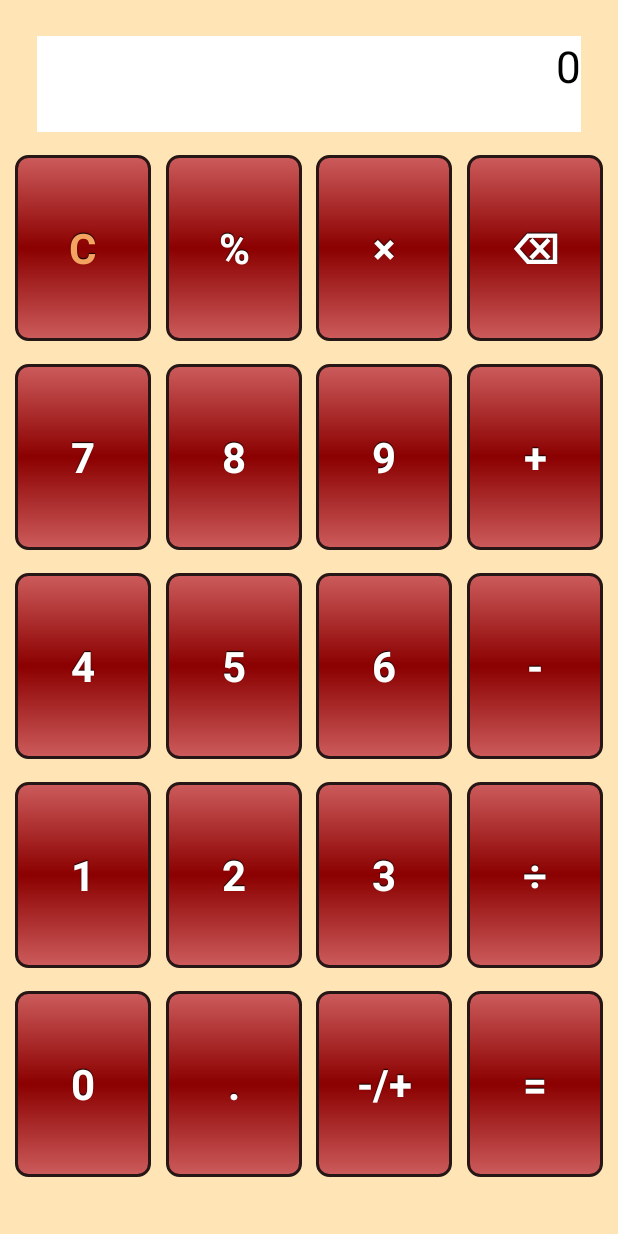
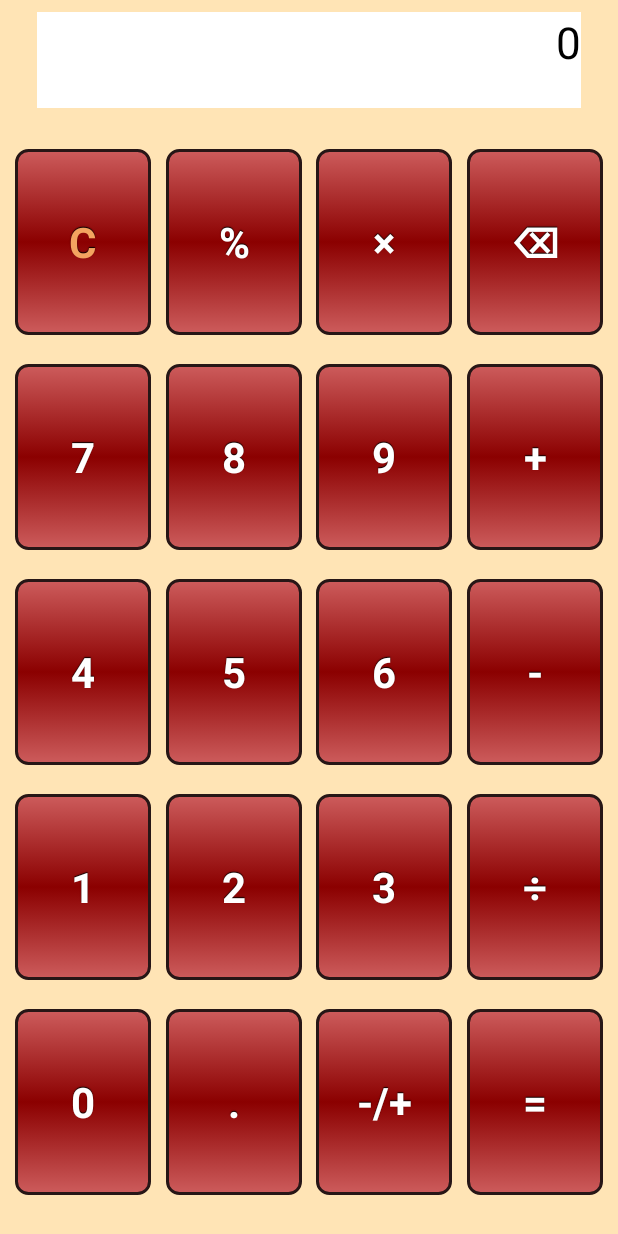
Before and after one commit to spike/Calculator, an Android app: the screen it shows after launch (MainActivity), on a phone screen of 412 x 824 dp. Run offline under Robolectric (Android 15) with nearby library versions, the phone set to English and light mode, and no system bars.

Commit message:
trying new layout

```diff
--- a/app/src/main/res/layout/activity_main_material_design.xml
+++ b/app/src/main/res/layout/activity_main_material_design.xml
@@ -11,11 +11,8 @@
     <TextView
         android:id="@+id/calculator_screen"
         android:layout_width="0dp"
-        app:layout_constraintWidth_percent="0.88"
         android:layout_height="40dp"
-        android:layout_marginStart="8dp"
-        android:layout_marginTop="24dp"
-        android:layout_marginEnd="8dp"
+        android:layout_marginTop="8dp"
         android:background="@color/White"
         android:gravity="start|top"
         android:text="0"
@@ -26,15 +23,13 @@
         app:layout_constraintEnd_toEndOf="parent"
         app:layout_constraintStart_toStartOf="parent"
         app:layout_constraintTop_toTopOf="parent"
+        app:layout_constraintWidth_percent="0.88"
         tools:ignore="RtlCompat" />
 
     <TextView
         android:id="@+id/calculator_subscreen_for_current_operator"
+        android:layout_width="0dp"
         android:layout_height="24dp"
-        android:layout_width="0dp"
-        app:layout_constraintWidth_percent="0.88"
-        android:layout_marginStart="8dp"
-        android:layout_marginEnd="8dp"
         android:background="@color/White"
         android:gravity="start|top"
         android:text=" "
@@ -44,65 +39,70 @@
         app:layout_constraintEnd_toEndOf="parent"
         app:layout_constraintStart_toStartOf="parent"
         app:layout_constraintTop_toBottomOf="@+id/calculator_screen"
+        app:layout_constraintWidth_percent="0.88"
         tools:ignore="RtlCompat" />
 
     <Button
         android:id="@+id/button_multiply"
         android:layout_width="0dp"
-        app:layout_constraintWidth_percent="0.22"
         android:layout_height="0dp"
-        app:layout_constraintHeight_percent="0.15"
+        android:layout_marginTop="8dp"
         android:onClick="operator"
         android:text="×"
         android:textSize="28sp"
         app:layout_constraintBottom_toTopOf="@+id/button_nine"
+        app:layout_constraintHeight_percent="0.15"
         app:layout_constraintStart_toEndOf="@+id/button_percent"
         app:layout_constraintStart_toStartOf="@+id/button_nine"
-        app:layout_constraintTop_toBottomOf="@+id/calculator_subscreen_for_current_operator" />
+        app:layout_constraintTop_toBottomOf="@+id/calculator_subscreen_for_current_operator"
+        app:layout_constraintWidth_percent="0.22" />
 
     <Button
         android:id="@+id/button_clear"
         android:layout_width="0dp"
-        app:layout_constraintWidth_percent="0.22"
         android:layout_height="0dp"
-        app:layout_constraintHeight_percent="0.15"
+        android:layout_marginTop="8dp"
         android:onClick="clearScreen"
         android:text="C"
         android:textColor="@color/SandyBrown"
         android:textSize="28sp"
         app:layout_constraintBottom_toTopOf="@+id/button_seven"
         app:layout_constraintEnd_toStartOf="@+id/button_percent"
+        app:layout_constraintHeight_percent="0.15"
         app:layout_constraintHorizontal_bias="0.5"
         app:layout_constraintStart_toStartOf="parent"
-        app:layout_constraintTop_toBottomOf="@+id/calculator_subscreen_for_current_operator" />
+        app:layout_constraintTop_toBottomOf="@+id/calculator_subscreen_for_current_operator"
+        app:layout_constraintWidth_percent="0.22" />
 
     <Button
         android:id="@+id/button_percent"
         android:layout_width="0dp"
-        app:layout_constraintWidth_percent="0.22"
         android:layout_height="0dp"
-        app:layout_constraintHeight_percent="0.15"
+        android:layout_marginTop="8dp"
         android:onClick="percentOperator"
         android:text="%"
         android:textSize="28sp"
         app:layout_constraintBottom_toTopOf="@+id/button_eight"
+        app:layout_constraintHeight_percent="0.15"
         app:layout_constraintStart_toEndOf="@+id/button_clear"
         app:layout_constraintStart_toStartOf="@+id/button_eight"
-        app:layout_constraintTop_toBottomOf="@+id/calculator_subscreen_for_current_operator" />
+        app:layout_constraintTop_toBottomOf="@+id/calculator_subscreen_for_current_operator"
+        app:layout_constraintWidth_percent="0.22" />
 
     <Button
         android:id="@+id/button_backspace"
         android:layout_width="0dp"
-        app:layout_constraintWidth_percent="0.22"
         android:layout_height="0dp"
-        app:layout_constraintHeight_percent="0.15"
+        android:layout_marginTop="8dp"
         android:onClick="doBackspace"
         android:text="⌫"
         android:textSize="28sp"
         app:layout_constraintBottom_toTopOf="@+id/button_plus"
+        app:layout_constraintHeight_percent="0.15"
         app:layout_constraintStart_toEndOf="@+id/button_multiply"
         app:layout_constraintStart_toStartOf="@+id/button_plus"
-        app:layout_constraintTop_toBottomOf="@+id/calculator_subscreen_for_current_operator" />
+        app:layout_constraintTop_toBottomOf="@+id/calculator_subscreen_for_current_operator"
+        app:layout_constraintWidth_percent="0.22" />
 
 
     <Button
@@ -268,66 +268,66 @@
     <Button
         android:id="@+id/button_zero"
         android:layout_width="0dp"
-        app:layout_constraintWidth_percent="0.22"
         android:layout_height="0dp"
-        app:layout_constraintHeight_percent="0.15"
-        android:layout_marginBottom="24dp"
+        android:layout_marginBottom="8dp"
         android:onClick="operand"
         android:text="0"
         android:textSize="28sp"
         app:layout_constraintBottom_toBottomOf="parent"
         app:layout_constraintEnd_toStartOf="@+id/button_period"
+        app:layout_constraintHeight_percent="0.15"
         app:layout_constraintHorizontal_bias="0.5"
         app:layout_constraintStart_toStartOf="parent"
-        app:layout_constraintTop_toBottomOf="@+id/button_one" />
+        app:layout_constraintTop_toBottomOf="@+id/button_one"
+        app:layout_constraintWidth_percent="0.22" />
 
     <Button
         android:id="@+id/button_period"
         android:layout_width="0dp"
-        app:layout_constraintWidth_percent="0.22"
         android:layout_height="0dp"
-        app:layout_constraintHeight_percent="0.15"
-        android:layout_marginBottom="24dp"
+        android:layout_marginBottom="8dp"
         android:onClick="decimal"
         android:text="."
         android:textSize="28sp"
         app:layout_constraintBottom_toBottomOf="parent"
         app:layout_constraintEnd_toStartOf="@+id/button_minus_or_plus"
+        app:layout_constraintHeight_percent="0.15"
         app:layout_constraintHorizontal_bias="0.5"
         app:layout_constraintStart_toEndOf="@+id/button_zero"
-        app:layout_constraintTop_toBottomOf="@+id/button_two" />
+        app:layout_constraintTop_toBottomOf="@+id/button_two"
+        app:layout_constraintWidth_percent="0.22" />
 
     <Button
         android:id="@+id/button_minus_or_plus"
         android:layout_width="0dp"
-        app:layout_constraintWidth_percent="0.22"
         android:layout_height="0dp"
-        app:layout_constraintHeight_percent="0.15"
-        android:layout_marginBottom="24dp"
+        android:layout_marginBottom="8dp"
         android:onClick="operatorMinusOrPlus"
         android:text="-/+"
         android:textSize="28sp"
         app:layout_constraintBottom_toBottomOf="parent"
         app:layout_constraintEnd_toStartOf="@+id/button_equal"
+        app:layout_constraintHeight_percent="0.15"
         app:layout_constraintHorizontal_bias="0.5"
         app:layout_constraintStart_toEndOf="@+id/button_period"
-        app:layout_constraintTop_toBottomOf="@+id/button_three" />
+        app:layout_constraintTop_toBottomOf="@+id/button_three"
+        app:layout_constraintWidth_percent="0.22" />
 
     <Button
         android:id="@+id/button_equal"
         android:layout_width="0dp"
-        app:layout_constraintWidth_percent="0.22"
         android:layout_height="0dp"
-        app:layout_constraintHeight_percent="0.15"
-        android:layout_marginBottom="24dp"
+        android:layout_marginBottom="8dp"
         android:onClick="resultIs"
         android:text="="
         android:textSize="28sp"
         app:layout_constraintBottom_toBottomOf="parent"
         app:layout_constraintEnd_toEndOf="parent"
+        app:layout_constraintHeight_percent="0.15"
         app:layout_constraintHorizontal_bias="0.5"
         app:layout_constraintStart_toEndOf="@+id/button_minus_or_plus"
-        app:layout_constraintTop_toBottomOf="@+id/button_divide" />
+        app:layout_constraintTop_toBottomOf="@+id/button_divide"
+        app:layout_constraintWidth_percent="0.22" />
 
 
 </androidx.constraintlayout.widget.ConstraintLayout>
```
